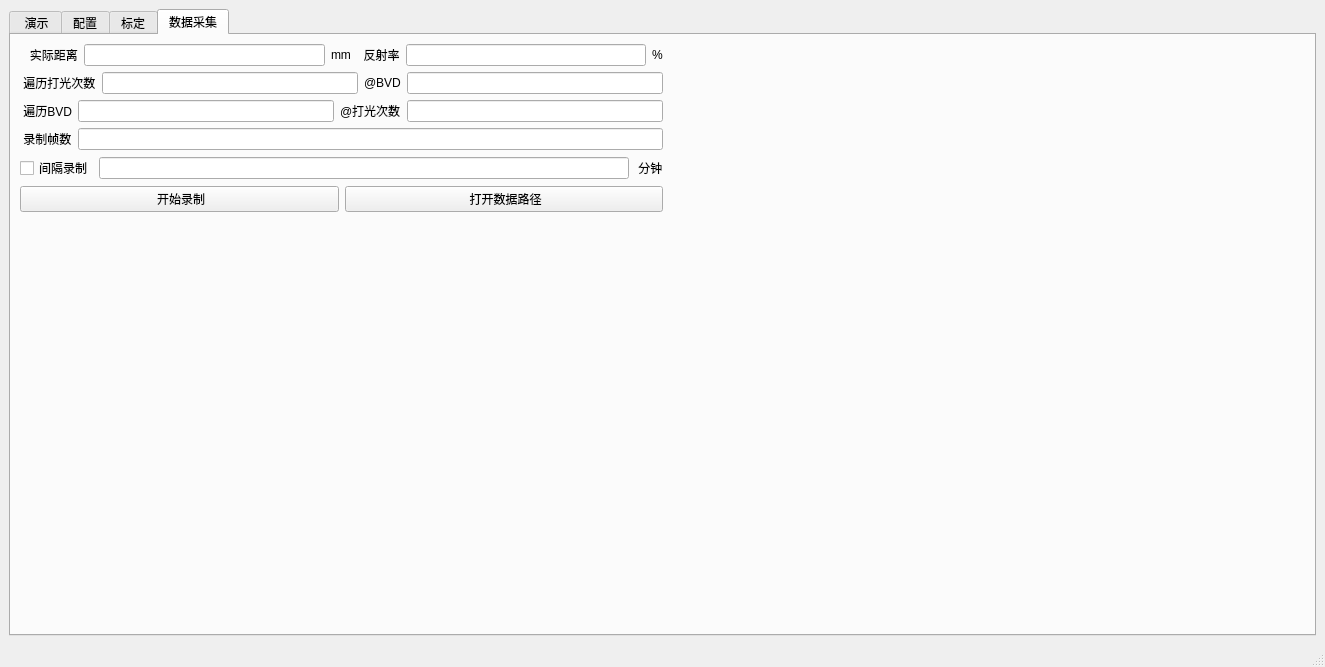
The window that mainwindow.ui (wood1139/trunk_door_demo) describes before a commit, drawn with Qt 5.
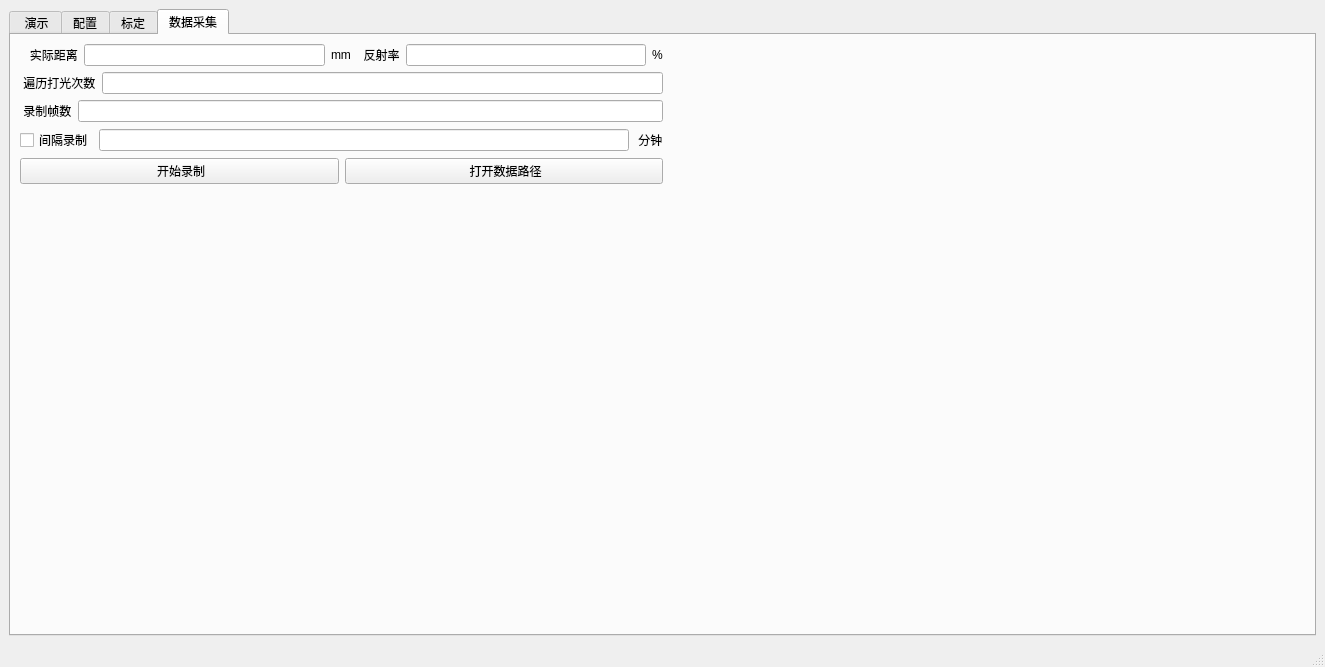
The same window after the commit. The open tabs and pages were chosen to show the change. Custom widgets are drawn as their Qt base class.

Commit message: 数据采集： 1. 删除遍历多BVD的功能。 2. 修复V2.1.0版本引入的遍历打光次数失效的问题。

Patch:
```diff
--- a/mainwindow.ui
+++ b/mainwindow.ui
@@ -925,41 +925,10 @@
           <item>
            <widget class="QLineEdit" name="lineEdit_pulseNumList"/>
           </item>
-          <item>
-           <widget class="QLabel" name="label_21">
-            <property name="text">
-             <string>@BVD</string>
-            </property>
-           </widget>
-          </item>
-          <item>
-           <widget class="QLineEdit" name="lineEdit_scanPulseNumListAtBvd"/>
-          </item>
          </layout>
         </item>
         <item row="2" column="0">
-         <layout class="QHBoxLayout" name="horizontalLayout_6">
-          <item>
-           <widget class="QLabel" name="label_20">
-            <property name="text">
-             <string> 遍历BVD</string>
-            </property>
-           </widget>
-          </item>
-          <item>
-           <widget class="QLineEdit" name="lineEdit_bvdList"/>
-          </item>
-          <item>
-           <widget class="QLabel" name="label_22">
-            <property name="text">
-             <string>@打光次数</string>
-            </property>
-           </widget>
-          </item>
-          <item>
-           <widget class="QLineEdit" name="lineEdit_scanBvdAtPulseNum"/>
-          </item>
-         </layout>
+         <layout class="QHBoxLayout" name="horizontalLayout_6"/>
         </item>
         <item row="3" column="0">
          <layout class="QHBoxLayout" name="horizontalLayout_7">
```
Left out of the diff: 8 changed lines with no effect on the pictures. The commit also changes 3 other files.
